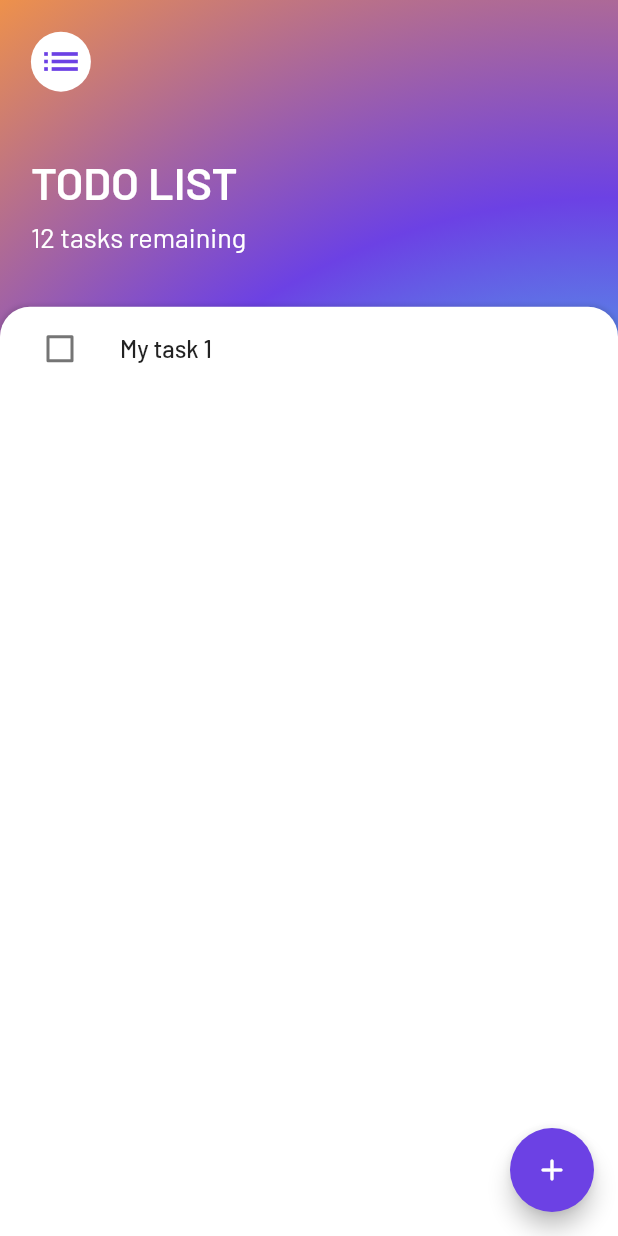
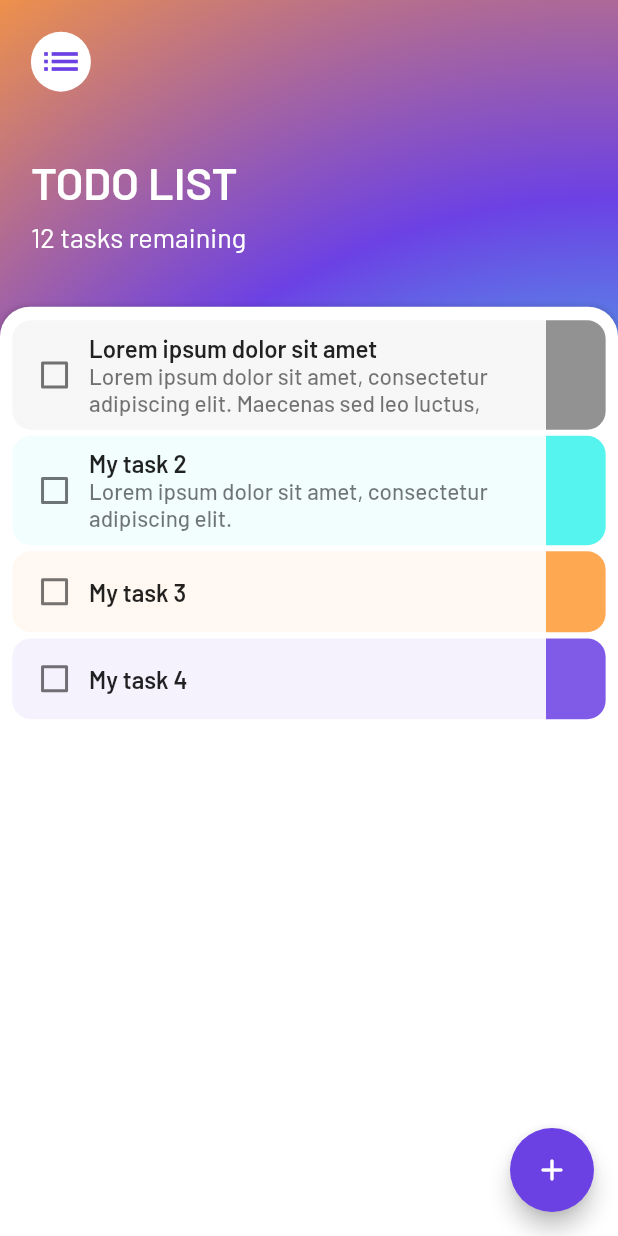
Before and after one commit to dvsu/todolist-app, a Flutter app: the screen it shows after launch, on a phone screen of 412 x 824 dp. Run offline on Flutter 3.47's test engine with Material 2 defaults, Android fonts, the phone set to English and light mode, and no system bars; our stand-ins replace flutter_keyboard_visibility, flutter_screenutil.

Commit message:
Design task card

```diff
--- a/lib/screens/task_screen.dart
+++ b/lib/screens/task_screen.dart
@@ -1,6 +1,9 @@
+import 'package:flutter/cupertino.dart';
 import 'package:flutter/material.dart';
 import 'package:flutter_screenutil/flutter_screenutil.dart';
-import 'dart:math' as math;
+import 'package:todolist_app/widgets/task_card.dart';
+import 'package:todolist_app/theme/task_color.dart';
+import 'package:todolist_app/theme/decoration.dart';
 
 class TaskScreen extends StatelessWidget {
   const TaskScreen({Key? key}) : super(key: key);
@@ -16,24 +19,7 @@ class TaskScreen extends StatelessWidget {
         child: Icon(Icons.add_rounded),
       ),
       body: Container(
-        decoration: BoxDecoration(
-          gradient: RadialGradient(
-            colors: [
-              Color(0xff3BF2EB),
-              Color(0xff6C41E4),
-              Color(0xffFE9B38),
-            ],
-            stops: [
-              0.25,
-              0.6,
-              1.4,
-            ],
-            center: Alignment(1.0, 0.4),
-            radius: 1.8,
-            // begin: Alignment(-0.8, -1.0),
-            // end: Alignment(1.0, 1.2),
-          ),
-        ),
+        decoration: mainBackground,
         child: SafeArea(
           child: Column(
             crossAxisAlignment: CrossAxisAlignment.start,
@@ -106,25 +92,28 @@ class TaskScreen extends StatelessWidget {
                     ],
                   ),
                   child: ListView(
+                    padding: EdgeInsets.symmetric(
+                        horizontal: 0.02.sw, vertical: 0.011.sh),
                     children: [
-                      ListTile(
-                        title: Text(
-                          'My task 1',
-                          style: TextStyle(
-                            fontSize: 16.0,
-                            fontWeight: FontWeight.w500,
-                            fontFamily: 'Barlow',
-                          ),
-                        ),
-                        leading: Checkbox(
-                          value: false,
-                          onChanged: (value) {},
-                        ),
-                        hoverColor: Colors.blue,
-                        tileColor: Colors.green,
-                        selectedTileColor: Colors.greenAccent,
+                      TaskCard(
+                        taskTitle: 'Lorem ipsum dolor sit amet',
+                        taskSubtitle:
+                            'Lorem ipsum dolor sit amet, consectetur adipiscing elit. Maecenas sed leo luctus, commodo enim varius, ullamcorper neque. Vivamus ac arcu odio. Donec volutpat tempus elit, ac iaculis elit iaculis non.',
                       ),
-                      ListTile(),
+                      TaskCard(
+                        taskTitle: 'My task 2',
+                        taskSubtitle:
+                            'Lorem ipsum dolor sit amet, consectetur adipiscing elit.',
+                        taskColor: TaskColor.cyan,
+                      ),
+                      TaskCard(
+                        taskTitle: 'My task 3',
+                        taskColor: TaskColor.orange,
+                      ),
+                      TaskCard(
+                        taskTitle: 'My task 4',
+                        taskColor: TaskColor.purple,
+                      ),
                     ],
                   ),
                 ),
--- /dev/null
+++ b/lib/theme/color_palette.dart
@@ -0,0 +1,7 @@
+import 'package:flutter/material.dart';
+
+const Color themeColor1 = Color(0xff3BF2EB);
+const Color themeColor2 = Color(0xff6C41E4);
+const Color themeColor3 = Color(0xffFE9B38);
+const Color themeColor4 = Color(0xffffffff);
+const Color themeColor5 = Color(0xff818181);
--- /dev/null
+++ b/lib/theme/decoration.dart
@@ -0,0 +1,18 @@
+import 'package:flutter/material.dart';
+
+const BoxDecoration mainBackground = BoxDecoration(
+  gradient: RadialGradient(
+    colors: [
+      Color(0xff3BF2EB),
+      Color(0xff6C41E4),
+      Color(0xffFE9B38),
+    ],
+    stops: [
+      0.25,
+      0.6,
+      1.4,
+    ],
+    center: Alignment(1.0, 0.4),
+    radius: 1.8,
+  ),
+);
--- /dev/null
+++ b/lib/theme/task_color.dart
@@ -0,0 +1,18 @@
+import 'package:flutter/material.dart';
+
+class TaskColor {
+  static final List<Color> purple = [
+    Color(0x116C41E4),
+    Color(0xdd6C41E4),
+  ];
+
+  static final List<Color> cyan = [
+    Color(0x113BF2EB),
+    Color(0xdd3BF2EB),
+  ];
+
+  static final List<Color> orange = [
+    Color(0x11FE9B38),
+    Color(0xddFE9B38),
+  ];
+}
--- /dev/null
+++ b/lib/widgets/task_card.dart
@@ -0,0 +1,66 @@
+import 'package:flutter/material.dart';
+import 'package:flutter_screenutil/flutter_screenutil.dart';
+
+class TaskCard extends StatelessWidget {
+  final String taskTitle;
+  final String taskSubtitle;
+  final List<Color> taskColor;
+
+  TaskCard(
+      {required this.taskTitle,
+      this.taskSubtitle = '',
+      this.taskColor = const [
+        Color(0x11818181),
+        Color(0xdd818181),
+      ]});
+
+  @override
+  Widget build(BuildContext context) {
+    return Container(
+      margin: EdgeInsets.only(bottom: 0.005.sh),
+      decoration: BoxDecoration(
+        borderRadius: BorderRadius.circular(0.03.sw),
+        gradient: LinearGradient(
+          colors: taskColor,
+          stops: [
+            0.9,
+            0.9,
+          ],
+          begin: Alignment.centerLeft,
+          end: Alignment.centerRight,
+        ),
+      ),
+      child: ListTile(
+        visualDensity: VisualDensity.comfortable,
+        horizontalTitleGap: 1.0,
+        contentPadding: EdgeInsets.only(
+            left: 0.01.sw, right: 0.1.sw, top: 0.006.sh, bottom: 0.006.sh),
+        dense: true,
+        title: Text(
+          taskTitle,
+          style: TextStyle(
+            fontSize: 16.0,
+            fontWeight: FontWeight.w600,
+            fontFamily: 'Barlow',
+          ),
+        ),
+        subtitle: (taskSubtitle == '')
+            ? null
+            : Text(
+                taskSubtitle,
+                maxLines: 2,
+                style: TextStyle(
+                  fontSize: 15.0,
+                  fontWeight: FontWeight.w500,
+                  fontFamily: 'Barlow',
+                ),
+              ),
+        leading: Checkbox(
+          checkColor: Color(0xffffffff),
+          value: false,
+          onChanged: (value) {},
+        ),
+      ),
+    );
+  }
+}
```
